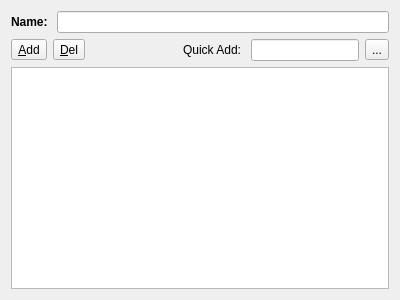
sbmlteam/QtDeviser, file ui/formdeviserenum.ui: the form before one commit.
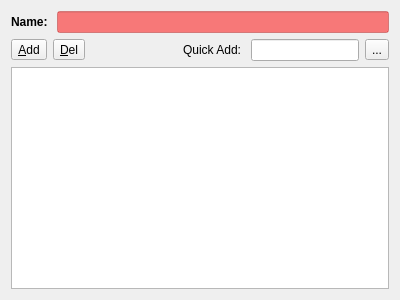
The form after the commit. Icons and pictures are not drawn.

Commit message: - added validation to the attribute models - red background for required items - reordered attribute columns

Diff of the .ui file:
```diff
--- a/ui/formdeviserenum.ui
+++ b/ui/formdeviserenum.ui
@@ -28,6 +28,9 @@
        <property name="toolTip">
         <string>&lt;html&gt;&lt;head/&gt;&lt;body&gt;&lt;p&gt;&lt;span&gt;The name of the enumeration type. Note the code generator will add ‘_t’ to this name. This field is required.&lt;/span&gt;&lt;/p&gt;&lt;/body&gt;&lt;/html&gt;</string>
        </property>
+       <property name="styleSheet">
+        <string notr="true">QLineEdit { background-color: rgba(255,0,0,127);selection-background-color:rgba(255,0,0,127) }QLineEdit:hover { background-color rgba(255,0,0,127);selection-background-color:rgba(255,0,0,127) }</string>
+       </property>
       </widget>
      </item>
     </layout>
```
Left out of the diff: 17 changed lines with no effect on the pictures. The commit also changes 23 other files.
